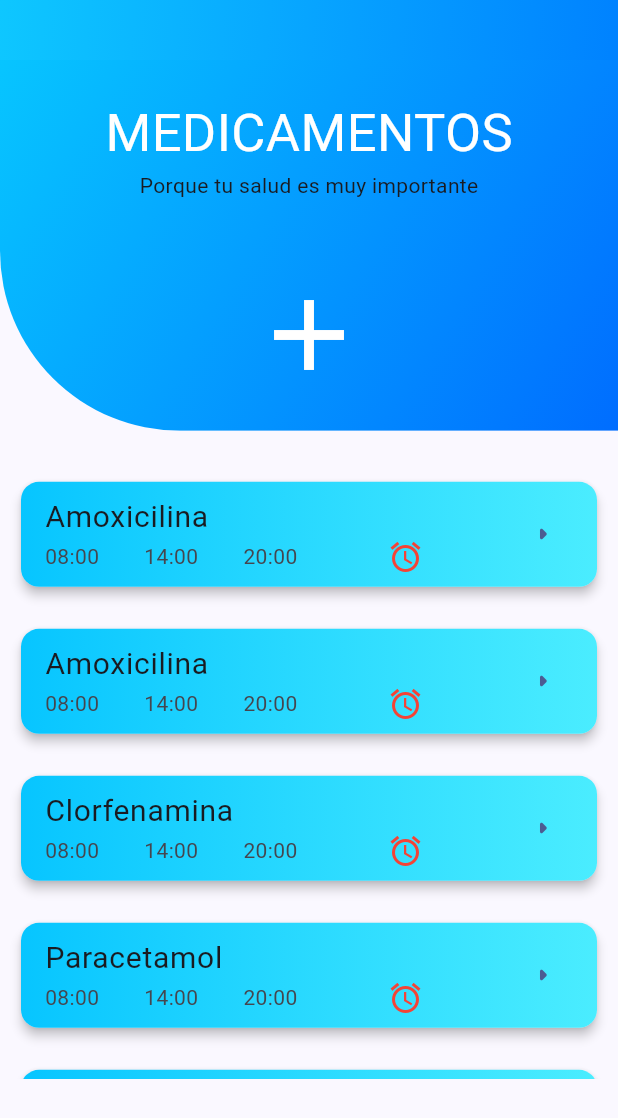
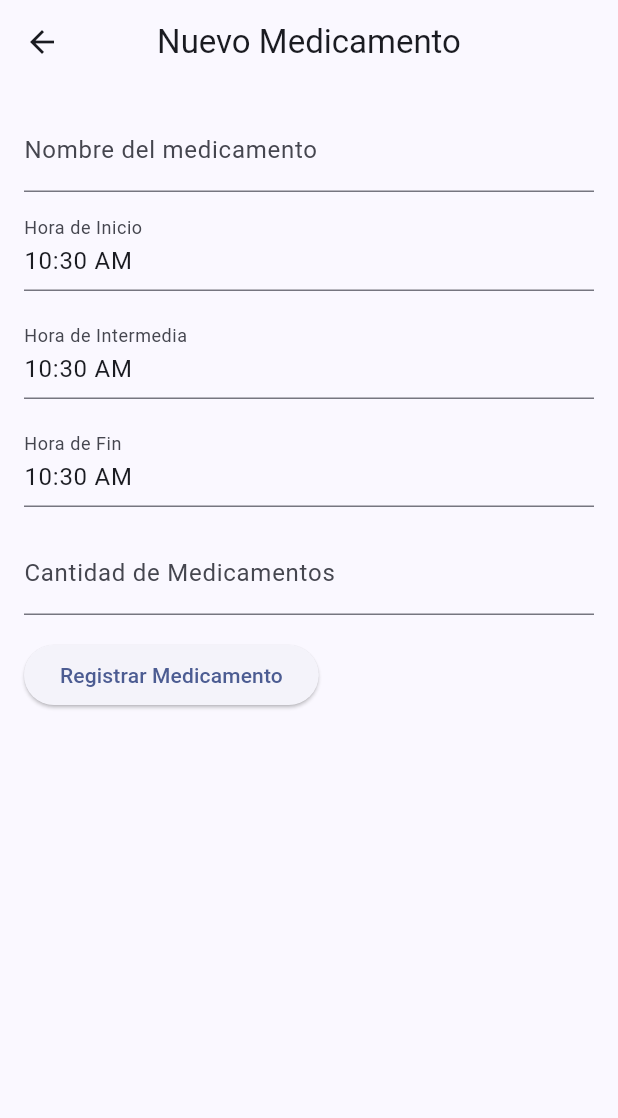
Before and after one commit to HarryOreLara/tesis-app, a Flutter app: the MedicinesScreen screen opened by its route, after a tap on the "add" icon, on a phone screen of 412 x 824 dp. Shown: the top 1118 px of the screen. Run offline on Flutter 3.47's test engine with Material 2 defaults, Android fonts, the light colour scheme and no system bars; our stand-ins replace animate_do, flutter_riverpod, go_router.

Commit message:
Creando el formulario en la rama de formMedicines

```diff
--- a/lib/presentation/screens/medicines/medicines_screen.dart
+++ b/lib/presentation/screens/medicines/medicines_screen.dart
@@ -1,5 +1,6 @@
 import 'package:flutter/material.dart';
 import 'package:animate_do/animate_do.dart';
+import 'package:go_router/go_router.dart';
 import 'package:tesis_app/config/constants/medicines/medicines_contant.dart';
 import 'package:tesis_app/presentation/widgets/widgets.dart';
 
@@ -84,8 +85,8 @@ class _CardTittleMedicamentos extends StatelessWidget {
                     Center(
                       child: GestureDetector(
                         onTap: () {
-                          //TODO: Añadir funcionalidad para agregar nuevo medicamento
-                          print('Buscando añadir');
+
+                          context.push('/newMedicine');
                         },
                         child: const Icon(
                           Icons.add,
--- a/lib/presentation/screens/medicines/new_medicine_screen.dart
+++ b/lib/presentation/screens/medicines/new_medicine_screen.dart
@@ -1,4 +1,14 @@
+import 'package:animate_do/animate_do.dart';
 import 'package:flutter/material.dart';
+import 'package:tesis_app/config/constants/medicines/medicines_contant.dart';
+
+class Medicamento {
+  String nombre = '';
+  TimeOfDay horaInicio = TimeOfDay.now();
+  TimeOfDay horaIntermedio = TimeOfDay.now();
+  TimeOfDay horaFin = TimeOfDay.now();
+  int cantidad = 0;
+}
 
 class NewMedicineScreen extends StatelessWidget {
   static const String name = 'newMedicine_screen';
@@ -6,6 +16,147 @@ class NewMedicineScreen extends StatelessWidget {
 
   @override
   Widget build(BuildContext context) {
-    return Container();
+    Medicamento _medicamento = Medicamento();
+
+    return FadeInDown(
+      child: Scaffold(
+          appBar: AppBar(
+            title: const Text('Nuevo Medicamento'),
+            centerTitle: true,
+          ),
+          body: _FormMedicamento(medicamento: _medicamento)),
+    );
   }
 }
+
+class _FormMedicamento extends StatefulWidget {
+  const _FormMedicamento({
+    super.key,
+    required Medicamento medicamento,
+  }) : _medicamento = medicamento;
+
+  final Medicamento _medicamento;
+
+  @override
+  State<_FormMedicamento> createState() => _FormMedicamentoState();
+}
+
+class _FormMedicamentoState extends State<_FormMedicamento> {
+    final _formKey = GlobalKey<FormState>();
+
+    void _submitForm() {
+    if (_formKey.currentState!.validate()) {
+      _formKey.currentState!.save();
+      // Guardar los datos o realizar acciones necesarias
+      print('Medicamento registrado:');
+      print('Nombre: ${widget._medicamento.nombre}');
+      print('Hora de Inicio: ${widget._medicamento.horaInicio}');
+      print('Hora de Fin: ${widget._medicamento.horaFin}');
+      print('Cantidad: ${widget._medicamento.cantidad}');
+    }
+  }
+
+  @override
+  Widget build(BuildContext context) {
+    return Padding(
+      padding: const EdgeInsets.all(16.0),
+      child: Form(
+        child: Column(
+          crossAxisAlignment: CrossAxisAlignment.start,
+          children: [
+            TextFormField(
+              decoration:
+                  const InputDecoration(labelText: 'Nombre del medicamento'),
+              validator: (value) {
+                if (value == null || value.isEmpty) {
+                  return 'Por favor, ingresa el nombre del medicamento';
+                }
+                return null;
+              },
+              onSaved: (newValue) => widget._medicamento.nombre = newValue!,
+            ),
+            const SizedBox(
+              height: 10,
+            ),
+            TextFormField(
+              decoration: const InputDecoration(labelText: 'Hora de Inicio'),
+              onTap: () async {
+                TimeOfDay? selectedTime = await showTimePicker(
+                  context: context,
+                  initialTime: widget._medicamento.horaInicio,
+                );
+                if (selectedTime != null) {
+                  setState(() {
+                    widget._medicamento.horaInicio = selectedTime;
+                  });
+                }
+              },
+              readOnly: true,
+              controller: TextEditingController(
+                text: widget._medicamento.horaInicio.format(context),
+              ),
+            ),
+            //Hora intermedia
+            const SizedBox(height: 16),
+            TextFormField(
+              decoration: const InputDecoration(labelText: 'Hora de Intermedia'),
+              onTap: () async {
+                TimeOfDay? selectedTime = await showTimePicker(
+                  context: context,
+                  initialTime: widget._medicamento.horaIntermedio,
+                );
+                if (selectedTime != null) {
+                  setState(() {
+                    widget._medicamento.horaIntermedio = selectedTime;
+                  });
+                }
+              },
+              readOnly: true,
+              controller: TextEditingController(
+                text: widget._medicamento.horaIntermedio.format(context),
+              ),
+            ),
+            const SizedBox(height: 16),
+            TextFormField(
+              decoration: const InputDecoration(labelText: 'Hora de Fin'),
+              onTap: () async {
+                TimeOfDay? selectedTime = await showTimePicker(
+                  context: context,
+                  initialTime: widget._medicamento.horaFin,
+                );
+                if (selectedTime != null) {
+                  setState(() {
+                    widget._medicamento.horaFin = selectedTime;
+                  });
+                }
+              },
+              readOnly: true,
+              controller: TextEditingController(
+                text: widget._medicamento.horaFin.format(context),
+              ),
+            ),
+            const SizedBox(height: 16),
+            TextFormField(
+              keyboardType: TextInputType.number,
+              decoration:
+                  const InputDecoration(labelText: 'Cantidad de Medicamentos'),
+              validator: (value) {
+                if (value == null || value.isEmpty) {
+                  return 'Por favor, ingresa la cantidad de medicamentos.';
+                }
+                return null;
+              },
+              onSaved: (value) =>
+                  widget._medicamento.cantidad = int.parse(value!),
+            ),
+            const SizedBox(height: 16),
+            ElevatedButton(
+              onPressed: _submitForm,
+              child: const Text('Registrar Medicamento'),
+            ),
+          ],
+        ),
+      ),
+    );
+  }
+}
```
